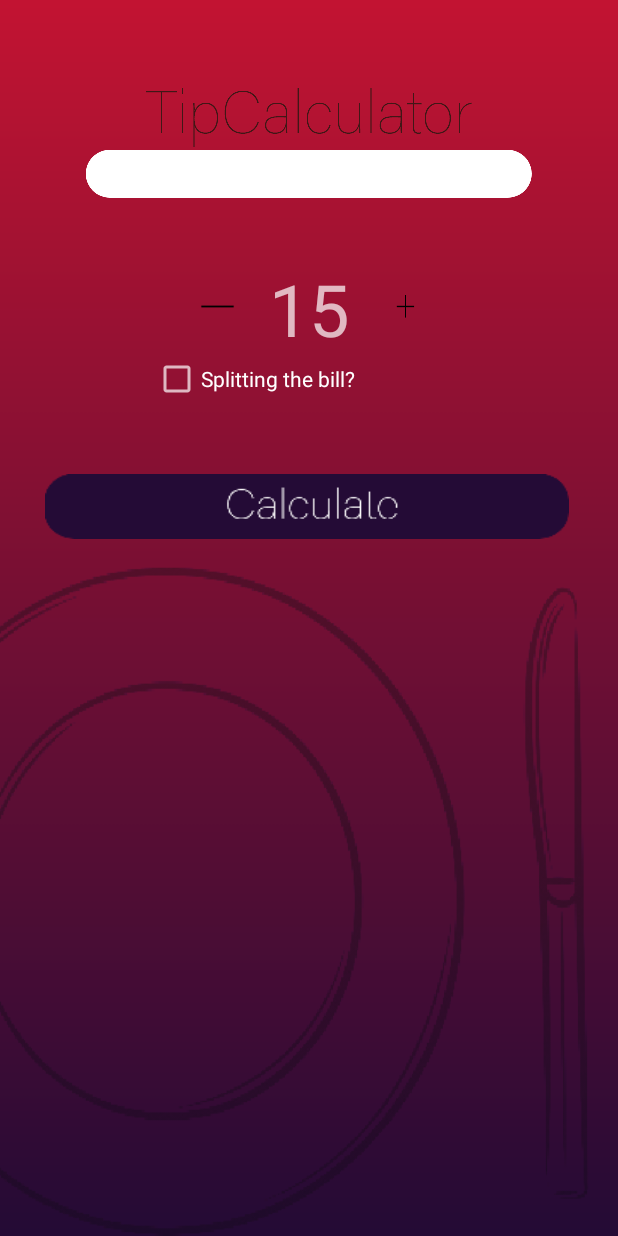
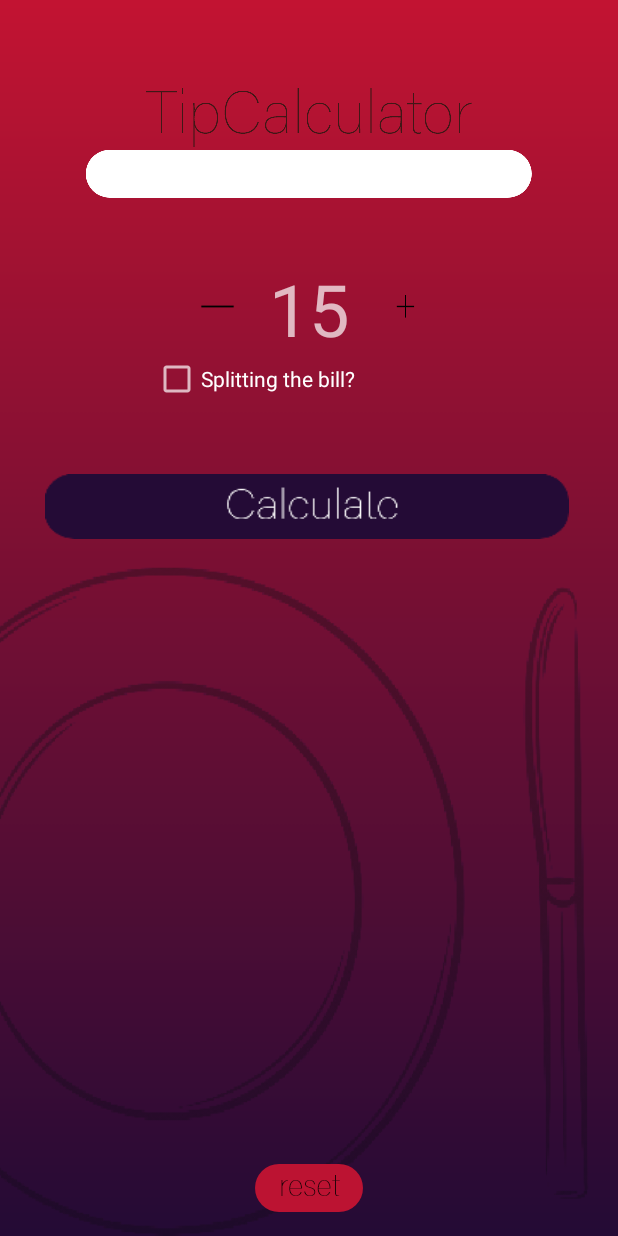
Before and after one commit to genevievegreen/TipCalculator, an Android app: the screen it shows after launch (MainActivity), on a phone screen of 412 x 824 dp. Run offline under Robolectric (Android 15) with nearby library versions, the phone set to English and light mode, and no system bars.

Commit message:
Splitting functionality/reset added

```diff
--- a/app/src/main/res/layout/activity_main.xml
+++ b/app/src/main/res/layout/activity_main.xml
@@ -166,10 +166,10 @@
         android:layout_marginEnd="101dp"
         android:layout_marginRight="101dp"
         android:ems="10"
+        android:gravity="center"
         android:inputType="number"
         android:textSize="12sp"
         android:visibility="invisible"
-        android:gravity="center"
         app:layout_constraintEnd_toEndOf="parent"
         app:layout_constraintStart_toEndOf="@+id/cbSplit"
         app:layout_constraintTop_toBottomOf="@+id/buttonPlus" />
@@ -212,4 +212,15 @@
         app:layout_constraintStart_toStartOf="parent"
         app:srcCompat="@drawable/tipcalcname" />
 
+    <Button
+        android:id="@+id/buttonReset"
+        android:layout_width="72sp"
+        android:layout_height="32sp"
+        android:layout_marginBottom="16dp"
+        android:background="@drawable/resetbutton"
+        app:layout_constraintBottom_toBottomOf="parent"
+        app:layout_constraintEnd_toEndOf="parent"
+        app:layout_constraintHorizontal_bias="0.5"
+        app:layout_constraintStart_toStartOf="parent" />
+
 </androidx.constraintlayout.widget.ConstraintLayout>
--- a/app/src/main/res/values/strings.xml
+++ b/app/src/main/res/values/strings.xml
@@ -12,4 +12,5 @@
     <string name="calculate">Calculate</string>
     <string name="hint">Enter Bill Amount</string>
     <string name="split">Splitting the bill?</string>
+    <string name="reset">reset</string>
 </resources>
```
Also changed, not shown: app/src/main/java/com/green/tipcalculator/MainActivity.java (+29 -0 lines), app/src/main/res/drawable-hdpi/resetbutton.png (added), app/src/main/res/drawable-ldpi/resetbutton.png (added), app/src/main/res/drawable-mdpi/resetbutton.png (added), app/src/main/res/drawable-xhdpi/resetbutton.png (added), app/src/main/res/drawable-xxhdpi/resetbutton.png (added), app/src/main/res/drawable-xxxhdpi/resetbutton.png (added), app/src/main/res/resetbutton.png (added).
